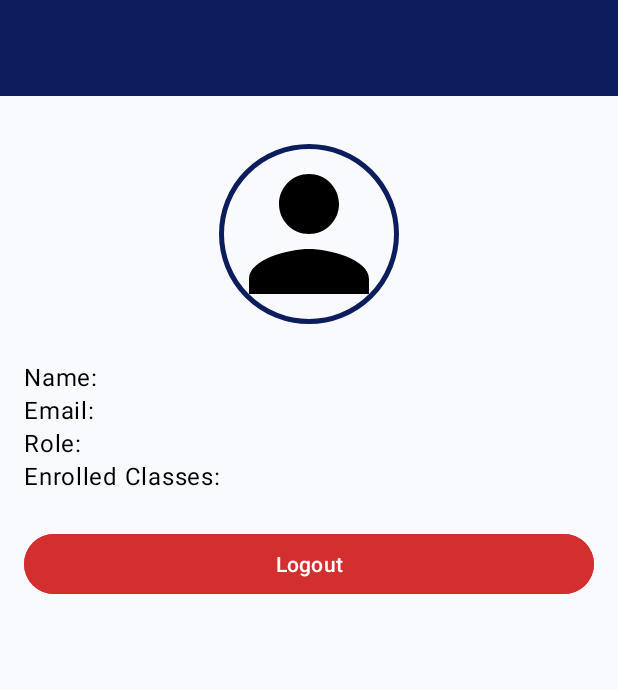
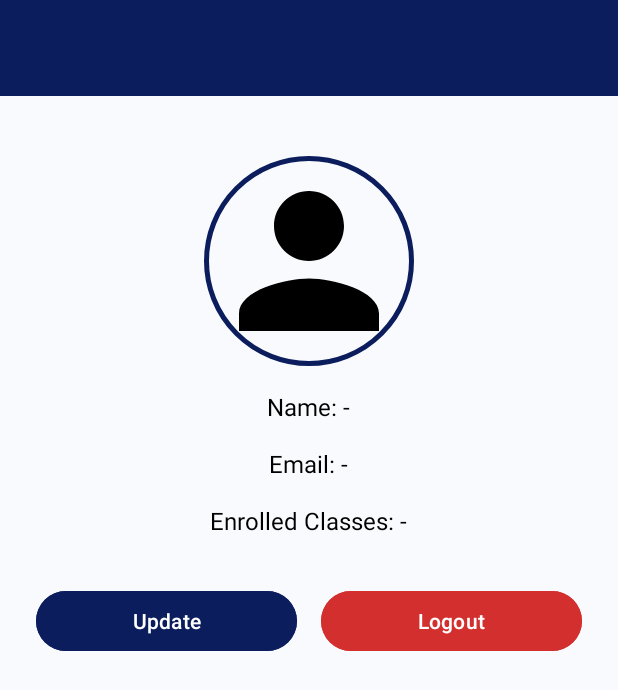
Before and after one commit to Mian-JunaidBabar/GoLearn-LMS-android-app, an Android app: the ProfileActivity screen opened directly, with no data from a screen before it, on a phone screen of 412 x 824 dp. Shown: the top 690 px of the screen. Run offline under Robolectric (Android 15) with nearby library versions, the phone set to English and light mode, and no system bars; our stand-ins replace Firebase (no records; nobody signed in at launch, a user with empty details on screens opened directly); pictures from the network do not load.

Commit message:
fixed issues with profile activity

```diff
--- a/app/src/main/AndroidManifest.xml
+++ b/app/src/main/AndroidManifest.xml
@@ -12,6 +12,9 @@
         android:supportsRtl="true"
         android:theme="@style/Theme.MAD_Project"
         tools:targetApi="31">
+        <activity
+            android:name=".UpdateProfileActivity"
+            android:exported="false" />
         <activity
             android:name=".FullscreenImageActivity"
             android:exported="false" />
--- a/app/src/main/java/com/example/GoLearn/ProfileActivity.java
+++ b/app/src/main/java/com/example/GoLearn/ProfileActivity.java
@@ -13,22 +13,17 @@ import androidx.appcompat.app.AppCompatActivity;
 import com.bumptech.glide.Glide;
 import com.google.firebase.auth.FirebaseAuth;
 import com.google.firebase.auth.FirebaseUser;
-import com.google.firebase.database.DataSnapshot;
-import com.google.firebase.database.DatabaseError;
-import com.google.firebase.database.DatabaseReference;
-import com.google.firebase.database.FirebaseDatabase;
-import com.google.firebase.database.ValueEventListener;
+import com.google.firebase.database.*;
 
-import java.util.List;
+import java.util.ArrayList;
 
 public class ProfileActivity extends AppCompatActivity {
 
-    private TextView tvName, tvEmail, tvRole, tvEnrolledClasses;
+    private TextView tvName, tvEmail, tvEnrolledClasses;
     private ImageView imgProfile;
-    private Button btnLogout;
+    private Button btnLogout, btnUpdateProfile;
 
     private FirebaseAuth mAuth;
-    private FirebaseUser currentUser;
     private DatabaseReference usersRef;
 
     @Override
@@ -36,71 +31,64 @@ public class ProfileActivity extends AppCompatActivity {
         super.onCreate(savedInstanceState);
         setContentView(R.layout.activity_profile);
 
-        // Bind Views
         tvName = findViewById(R.id.tvName);
         tvEmail = findViewById(R.id.tvProfileEmail);
-        tvRole = findViewById(R.id.tvRole);
         tvEnrolledClasses = findViewById(R.id.tvEnrolledClasses);
         imgProfile = findViewById(R.id.imgProfile);
         btnLogout = findViewById(R.id.btnLogout);
+        btnUpdateProfile = findViewById(R.id.btnUpdateProfile);
 
-        // Firebase Init
         mAuth = FirebaseAuth.getInstance();
-        currentUser = mAuth.getCurrentUser();
+        FirebaseUser currentUser = mAuth.getCurrentUser();
 
         if (currentUser == null) {
-            Toast.makeText(this, "User not logged in", Toast.LENGTH_SHORT).show();
+            Toast.makeText(this, "Not logged in!", Toast.LENGTH_SHORT).show();
+            startActivity(new Intent(this, LoginActivity.class));
             finish();
             return;
         }
 
         usersRef = FirebaseDatabase.getInstance().getReference("users").child(currentUser.getUid());
 
-        // Fetch user data
         usersRef.addListenerForSingleValueEvent(new ValueEventListener() {
             @Override
             public void onDataChange(@NonNull DataSnapshot snapshot) {
-                if (snapshot.exists()) {
+                if (!snapshot.exists()) {
+                    Toast.makeText(ProfileActivity.this, "User data not found", Toast.LENGTH_SHORT).show();
+                    return;
+                }
+
                 String name = snapshot.child("name").getValue(String.class);
                 String email = snapshot.child("email").getValue(String.class);
                 String role = snapshot.child("role").getValue(String.class);
                 String profileUrl = snapshot.child("profileUrl").getValue(String.class);
-
-                    // Enrolled classes list
-                    List<String> enrolledClassesList = (List<String>) snapshot.child("enrolledClasses").getValue();
-                    int enrolledCount = 0;
-                    if (enrolledClassesList != null) {
-                        enrolledCount = enrolledClassesList.size();
-                    }
+                ArrayList<String> enrolled = snapshot.child("enrolledClasses").getValue(new GenericTypeIndicator<ArrayList<String>>() {
+                });
+                int enrolledCount = enrolled != null ? enrolled.size() : 0;
 
                 tvName.setText("Name: " + (name != null ? name : "N/A"));
                 tvEmail.setText("Email: " + (email != null ? email : "N/A"));
-                    tvRole.setText("Role: " + (role != null ? role : "N/A"));
                 tvEnrolledClasses.setText("Enrolled Classes: " + enrolledCount);
 
-                    // Load profile image
-                    String defaultUrl = "gs://golearn-1b2e5.firebasestorage.app/GoLearn/images/default user image.jpg";
                 Glide.with(ProfileActivity.this)
-                            .load(profileUrl != null ? profileUrl : defaultUrl)
+                        .load(profileUrl != null ? profileUrl : R.drawable.ic_person_black)
                         .into(imgProfile);
 
-                    // Set click listener to open fullscreen image
                 imgProfile.setOnClickListener(v -> {
                     Intent intent = new Intent(ProfileActivity.this, FullscreenImageActivity.class);
-                        intent.putExtra("image_uri", profileUrl != null ? profileUrl : defaultUrl);
+                    intent.putExtra("image_uri", profileUrl);
                     startActivity(intent);
                 });
-
-                } else {
-                    Toast.makeText(ProfileActivity.this, "User data not found", Toast.LENGTH_SHORT).show();
-                }
             }
 
             @Override
             public void onCancelled(@NonNull DatabaseError error) {
-                Toast.makeText(ProfileActivity.this, "Failed to load data: " + error.getMessage(), Toast.LENGTH_SHORT).show();
+                Toast.makeText(ProfileActivity.this, "Error: " + error.getMessage(), Toast.LENGTH_SHORT).show();
             }
         });
+
+        btnUpdateProfile.setOnClickListener(v ->
+                startActivity(new Intent(ProfileActivity.this, UpdateProfileActivity.class)));
 
         btnLogout.setOnClickListener(v -> {
             mAuth.signOut();
--- a/app/src/main/java/com/example/GoLearn/SignupActivity.java
+++ b/app/src/main/java/com/example/GoLearn/SignupActivity.java
@@ -47,7 +47,7 @@ public class SignupActivity extends AppCompatActivity {
     private GoogleSignInClient googleSignInClient;
 
     // Default profile image if user doesn't have one
-    private static final String DEFAULT_PROFILE_IMAGE_URL = "gs://golearn-1b2e5.appspot.com/GoLearn/images/default user image.jpg";
+    private static final String DEFAULT_PROFILE_IMAGE_URL = "https://firebasestorage.googleapis.com/v0/b/golearn-1b2e5.firebasestorage.app/o/GoLearn%2Fimages%2Fdefault%20user%20image.jpg?alt=media&token=074fc395-c57a-4b0d-8efe-ccbaa28c997a";
 
     // Request code to identify Google Sign-In intent result
     private static final int GOOGLE_SIGN_IN_REQUEST_CODE = 100;
--- a/app/src/main/res/layout/activity_profile.xml
+++ b/app/src/main/res/layout/activity_profile.xml
@@ -8,13 +8,12 @@
 
     <com.google.android.material.appbar.AppBarLayout
         android:layout_width="match_parent"
-        android:layout_height="?attr/actionBarSize"
-        android:theme="@style/ThemeOverlay.AppCompat.Dark.ActionBar">
+        android:layout_height="wrap_content">
 
         <androidx.appcompat.widget.Toolbar
             android:id="@+id/toolbar"
             android:layout_width="match_parent"
-            android:layout_height="match_parent"
+            android:layout_height="?attr/actionBarSize"
             android:background="@color/primaryColor"
             android:title="Profile"
             android:titleTextColor="@android:color/white" />
@@ -28,67 +27,73 @@
         <LinearLayout
             android:layout_width="match_parent"
             android:layout_height="wrap_content"
+            android:gravity="center_horizontal"
             android:orientation="vertical"
-            android:padding="16dp">
+            android:padding="24dp">
 
             <!-- Profile Image -->
             <ImageView
                 android:id="@+id/imgProfile"
-                android:layout_width="120dp"
-                android:layout_height="120dp"
-                android:layout_gravity="center"
+                android:layout_width="140dp"
+                android:layout_height="140dp"
                 android:layout_marginTop="16dp"
                 android:background="@drawable/profile_image_border"
+                android:contentDescription="Profile Image"
                 android:scaleType="centerCrop"
-                android:src="@drawable/ic_person_black"
-                android:contentDescription="Profile Image" />
+                android:src="@drawable/ic_person_black" />
 
-            <!-- Name -->
+            <!-- Info Section -->
             <TextView
                 android:id="@+id/tvName"
+                style="@style/ProfileLabel"
+                android:layout_width="wrap_content"
+                android:layout_height="wrap_content"
+                android:text="Name: -" />
+
+            <TextView
+                android:id="@+id/tvProfileEmail"
+                style="@style/ProfileLabel"
+                android:layout_width="wrap_content"
+                android:layout_height="wrap_content"
+                android:text="Email: -" />
+
+            <TextView
+                android:id="@+id/tvEnrolledClasses"
+                style="@style/ProfileLabel"
+                android:layout_width="wrap_content"
+                android:layout_height="wrap_content"
+                android:text="Enrolled Classes: -" />
+
+            <!-- Buttons -->
+            <LinearLayout
                 android:layout_width="match_parent"
                 android:layout_height="wrap_content"
-                android:layout_marginTop="24dp"
-                android:text="Name: "
-                android:textAppearance="?attr/textAppearanceBody1"
-                android:textColor="@color/black" />
+                android:layout_marginTop="32dp"
+                android:gravity="center"
+                android:orientation="horizontal">
 
-            <!-- Email -->
-            <TextView
-                android:id="@+id/tvProfileEmail"
-                android:layout_width="match_parent"
-                android:layout_height="wrap_content"
-                android:text="Email: "
-                android:textAppearance="?attr/textAppearanceBody1"
-                android:textColor="@color/black" />
+                <Button
+                    android:id="@+id/btnUpdateProfile"
+                    android:layout_width="0dp"
+                    android:layout_height="wrap_content"
+                    android:layout_weight="1"
+                    android:backgroundTint="@color/primaryColor"
+                    android:text="Update"
+                    android:textColor="@android:color/white" />
 
-            <!-- Role -->
-            <TextView
-                android:id="@+id/tvRole"
-                android:layout_width="match_parent"
-                android:layout_height="wrap_content"
-                android:text="Role: "
-                android:textAppearance="?attr/textAppearanceBody1"
-                android:textColor="@color/black" />
+                <Space
+                    android:layout_width="16dp"
+                    android:layout_height="wrap_content" />
 
-            <!-- Enrolled Classes Count -->
-            <TextView
-                android:id="@+id/tvEnrolledClasses"
-                android:layout_width="match_parent"
-                android:layout_height="wrap_content"
-                android:text="Enrolled Classes: "
-                android:textAppearance="?attr/textAppearanceBody1"
-                android:textColor="@color/black" />
-
-            <!-- Logout Button -->
-            <Button
-                android:id="@+id/btnLogout"
-                android:layout_width="match_parent"
-                android:layout_height="wrap_content"
-                android:layout_marginTop="24dp"
-                android:text="Logout"
-                android:backgroundTint="@color/redAlert" />
-
+                <Button
+                    android:id="@+id/btnLogout"
+                    android:layout_width="0dp"
+                    android:layout_height="wrap_content"
+                    android:layout_weight="1"
+                    android:backgroundTint="@color/redAlert"
+                    android:text="Logout"
+                    android:textColor="@android:color/white" />
+            </LinearLayout>
         </LinearLayout>
     </ScrollView>
 </androidx.coordinatorlayout.widget.CoordinatorLayout>
--- a/app/src/main/res/values/themes.xml
+++ b/app/src/main/res/values/themes.xml
@@ -6,4 +6,11 @@
     </style>
 
     <style name="Theme.MAD_Project" parent="Base.Theme.MAD_Project" />
+
+    <style name="ProfileLabel">
+        <item name="android:layout_marginTop">16dp</item>
+        <item name="android:textSize">16sp</item>
+        <item name="android:textColor">@color/black</item>
+    </style>
+
 </resources>
```
Also changed, not shown: app/src/main/java/com/example/GoLearn/UpdateProfileActivity.java (added, +24 -0 lines), app/src/main/res/layout/activity_update_profile.xml (added, +10 -0 lines). Lines whose indentation alone changed are shown as unchanged.
